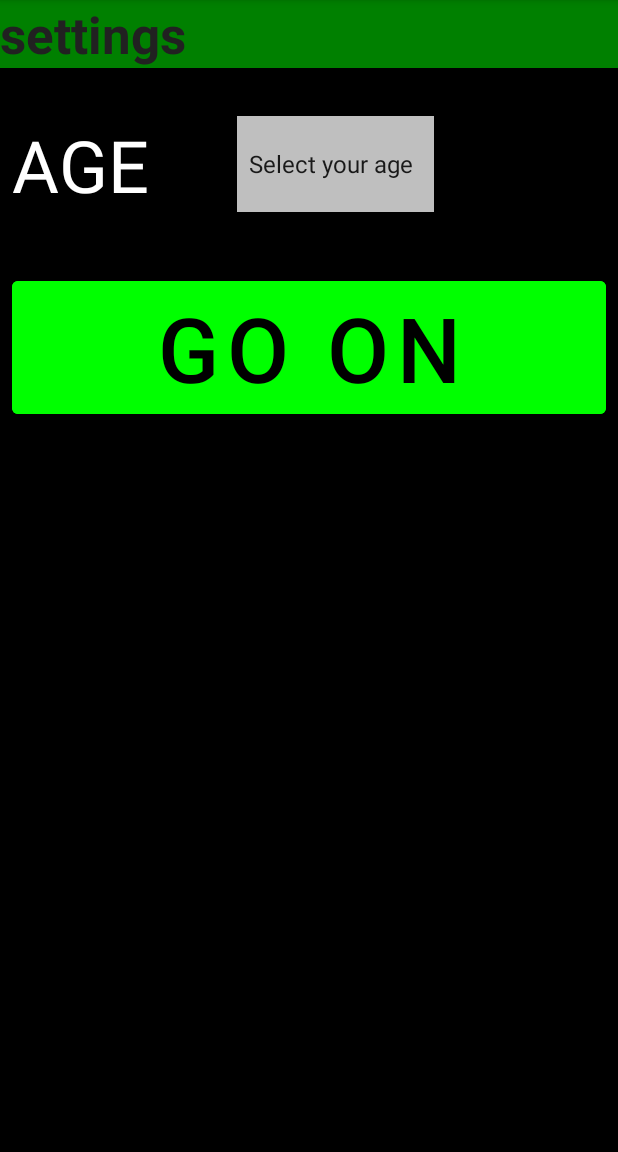
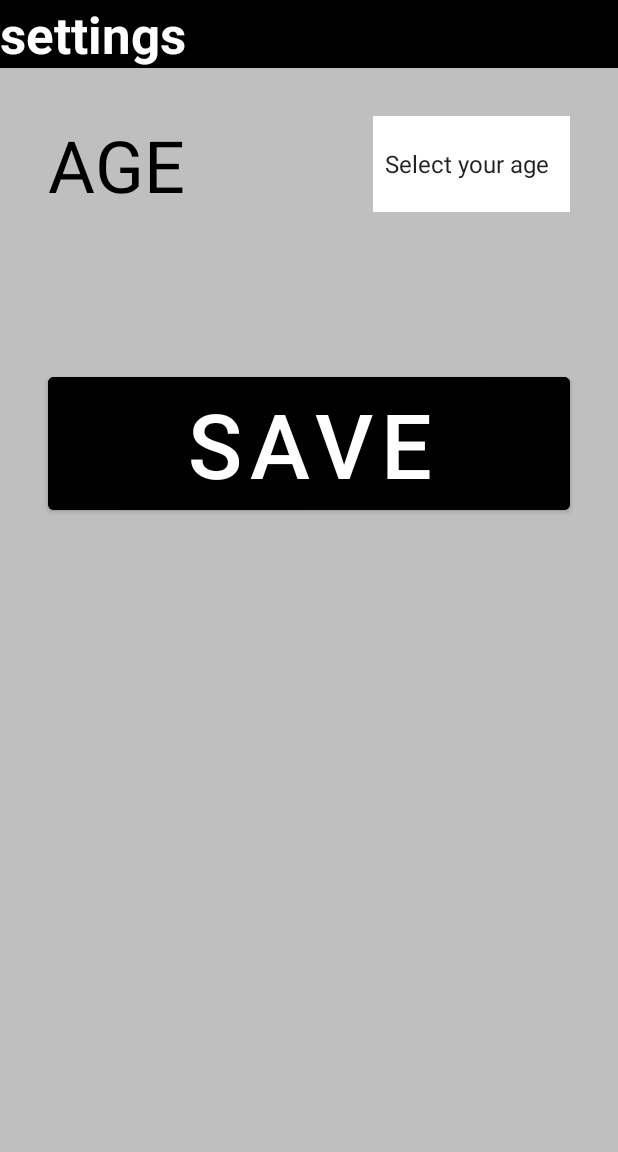
Before and after one commit to nishantranaa/Stand-by-us, an Android app: the SetUp screen opened directly, with no data from a screen before it, on a phone screen of 412 x 824 dp, the part 84-1236 px from its top. Run offline under Robolectric (Android 15) with nearby library versions, the phone set to English and light mode, and no system bars.

Commit message:
background color settings

```diff
--- a/app/src/main/res/layout/activity_set_up.xml
+++ b/app/src/main/res/layout/activity_set_up.xml
@@ -1,13 +1,10 @@
 <?xml version="1.0" encoding="utf-8"?>
-<androidx.appcompat.widget.LinearLayoutCompat
-    xmlns:android="http://schemas.android.com/apk/res/android"
+<androidx.appcompat.widget.LinearLayoutCompat xmlns:android="http://schemas.android.com/apk/res/android"
     xmlns:app="http://schemas.android.com/apk/res-auto"
     xmlns:tools="http://schemas.android.com/tools"
     android:id="@+id/setUp"
     android:layout_width="match_parent"
     android:layout_height="match_parent"
-    android:background="#000000"
-    android:backgroundTint="#FFFFFF"
     android:orientation="vertical"
     tools:context=".SetUp">
 
@@ -15,17 +12,17 @@
         android:id="@+id/settings"
         android:layout_width="match_parent"
         android:layout_height="wrap_content"
-        android:background="#008000"
+        android:background="#000000"
         android:text="@string/settings"
         android:textAlignment="textStart"
-        android:textColor="#212121"
+        android:textColor="#FFFFFF"
         android:textSize="34sp"
         android:textStyle="bold" />
 
     <ScrollView
         android:layout_width="match_parent"
         android:layout_height="match_parent"
-        android:background="#000000">
+        android:background="#40000000">
 
         <LinearLayout
             android:layout_width="match_parent"
@@ -34,18 +31,17 @@
 
             <androidx.constraintlayout.widget.ConstraintLayout
                 android:layout_width="match_parent"
-                android:layout_height="match_parent"
-                android:background="#000000">
+                android:layout_height="match_parent">
 
 
                 <TextView
                     android:id="@+id/textView"
                     android:layout_width="wrap_content"
                     android:layout_height="wrap_content"
-                    android:layout_marginStart="8dp"
+                    android:layout_marginStart="32dp"
                     android:layout_marginTop="32dp"
                     android:text="@string/age"
-                    android:textColor="#FFFFFF"
+                    android:textColor="#000000"
                     android:textSize="48sp"
                     app:layout_constraintStart_toStartOf="parent"
                     app:layout_constraintTop_toTopOf="parent" />
@@ -54,32 +50,30 @@
                     android:id="@+id/spinnerSetUp"
                     android:layout_width="131dp"
                     android:layout_height="wrap_content"
-                    android:layout_marginStart="150dp"
                     android:layout_marginTop="32dp"
-                    android:layout_marginBottom="32dp"
-                    android:background="#BFFFFFFF"
+                    android:layout_marginEnd="32dp"
+                    android:background="#FFFFFF"
                     android:entries="@array/age"
                     android:minHeight="64dp"
                     android:spinnerMode="dialog"
                     android:textSize="96sp"
-                    app:layout_constraintBottom_toTopOf="@+id/setUpButton"
-                    app:layout_constraintStart_toStartOf="@+id/textView"
+                    app:layout_constraintEnd_toEndOf="parent"
                     app:layout_constraintTop_toTopOf="parent" />
 
                 <Button
                     android:id="@+id/setUpButton"
                     android:layout_width="0dp"
                     android:layout_height="wrap_content"
-                    android:layout_marginStart="8dp"
-                    android:layout_marginTop="40dp"
-                    android:layout_marginEnd="8dp"
-                    android:backgroundTint="#00FF00"
-                    android:text="@string/go_on"
-                    android:textColor="#000000"
+                    android:layout_marginStart="32dp"
+                    android:layout_marginTop="200dp"
+                    android:layout_marginEnd="32dp"
+                    android:backgroundTint="#000000"
+                    android:text="@string/save"
+                    android:textColor="#FFFFFF"
                     android:textSize="60sp"
                     app:layout_constraintEnd_toEndOf="parent"
                     app:layout_constraintStart_toStartOf="parent"
-                    app:layout_constraintTop_toBottomOf="@+id/spinnerSetUp" />
+                    app:layout_constraintTop_toTopOf="parent" />
             </androidx.constraintlayout.widget.ConstraintLayout>
         </LinearLayout>
     </ScrollView>
--- a/app/src/main/res/values/strings.xml
+++ b/app/src/main/res/values/strings.xml
@@ -31,6 +31,8 @@
     <string name="no_app_selected">No APP selected</string>
     <string name="welcome">Welcome</string>
     <string name="no_user">No user</string>
+    <string name="save">SAVE</string>
+    <string name="set">SET</string>
 
 
     <string-array name="seniorSetUpContacts">
```
Also changed, not shown: app/src/main/res/layout/activity_junior_set_up.xml (+21 -21 lines), app/src/main/res/layout/activity_middle_set_up.xml (+13 -12 lines), app/src/main/res/layout/activity_senior_set_up.xml (+9 -9 lines).
